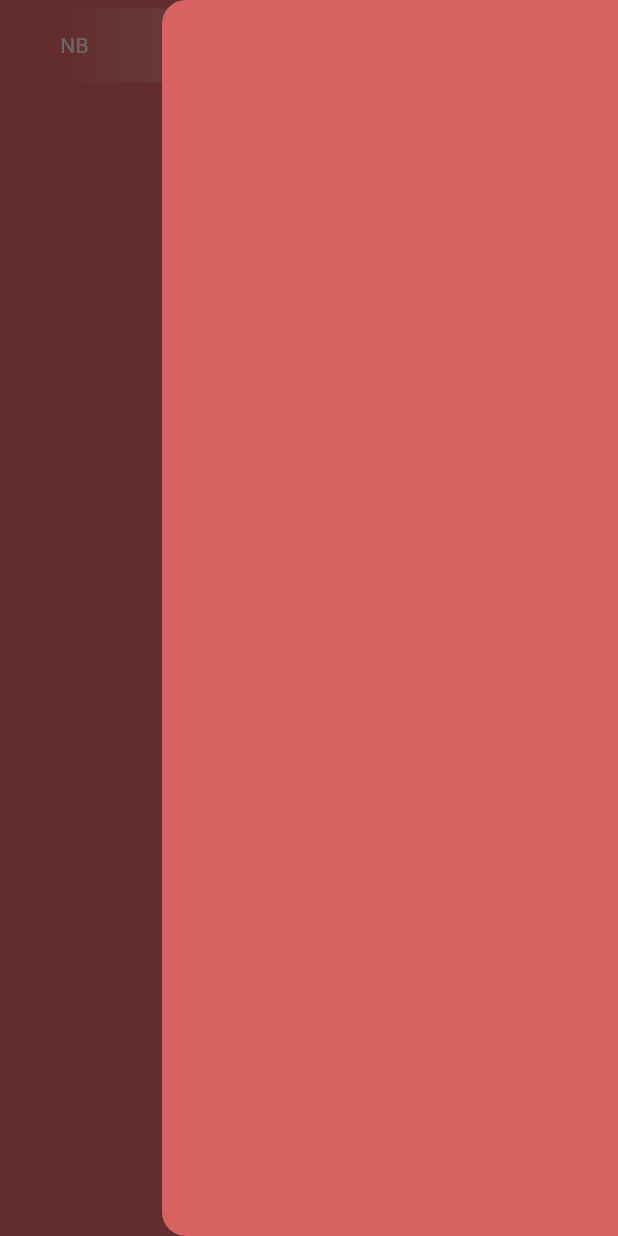
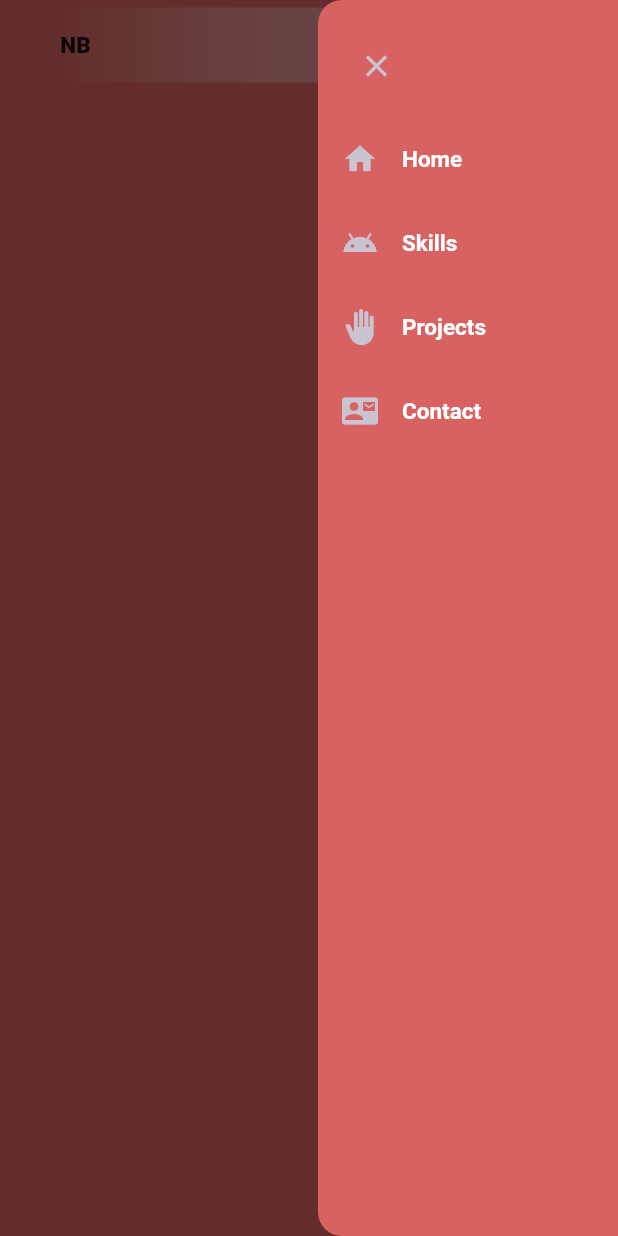
Before and after one commit to NeilBanerjee2002/my_portfolio, a Flutter app: the screen it shows after launch, with the side drawer open, on a phone screen of 412 x 824 dp. Run offline on Flutter 3.47's test engine with Material 3 defaults, Android fonts, the phone set to English and light mode, and no system bars.

Commit message:
added the close button and text heading in drawer

```diff
--- a/lib/constants/navtitles.dart
+++ b/lib/constants/navtitles.dart
@@ -1,6 +1,16 @@
-List<String> NavTitles = [
+import 'package:flutter/cupertino.dart';
+import 'package:flutter/material.dart';
+
+List<String> navTitles = [
   "Home",
   "Skills",
   "Projects",
   "Contact"
 ];
+
+List<IconData> navIcons = [
+  Icons.home,
+  Icons.android_outlined,
+  Icons.back_hand,
+  Icons.quick_contacts_mail
+];
--- a/lib/pages/home_page.dart
+++ b/lib/pages/home_page.dart
@@ -2,8 +2,6 @@ import 'package:flutter/cupertino.dart';
 import 'package:flutter/material.dart';
 import 'package:portfolio/constants/colors.dart';
 import 'package:portfolio/constants/navtitles.dart';
-import 'package:portfolio/widgets/HeaderDesktop.dart';
-import 'package:portfolio/widgets/sitelogo.dart';
 
 import '../widgets/HeaderMobile.dart';
 
@@ -23,7 +21,25 @@ class _HomePageState extends State<HomePage> {
       key: scaffoldKey,
       backgroundColor: CustomColor.scaffoldBG,
       endDrawer: Drawer(
+        width: 200,
         backgroundColor: CustomColor.scaffoldBG,
+        child: ListView(
+          children: [
+            Align(
+              alignment: Alignment.centerLeft,
+              child: Padding(
+                padding: const EdgeInsets.only(left: 15, top: 20, bottom: 10),
+                child: IconButton(icon: Icon(Icons.close), onPressed: () { Navigator.of(context).pop(); },),
+              ),
+            ),
+            for(int i=0; i<navIcons.length; i++)
+              ListTile(
+                leading: Icon(navIcons[i]),
+                title: Text(navTitles[i]),
+                titleTextStyle: TextStyle(fontWeight: FontWeight.w600, fontSize: 15,),
+              )
+          ]
+        ),
       ),
       body: ListView(
         scrollDirection: Axis.vertical,
--- a/lib/styles/style.dart
+++ b/lib/styles/style.dart
@@ -1,5 +1,6 @@
 import 'package:flutter/cupertino.dart';
 import 'package:flutter/material.dart';
+
 
 import '../constants/colors.dart';
  BoxDecoration kHeaderDecoraton = BoxDecoration(
--- a/lib/widgets/HeaderDesktop.dart
+++ b/lib/widgets/HeaderDesktop.dart
@@ -19,8 +19,8 @@ class HeaderDesktop extends StatelessWidget {
         children: [
           SiteLogo(onTap: (){}),
           const Spacer(),
-          for(int i=0; i < NavTitles.length; i++)
-            TextButton(onPressed: (){}, child: Text(NavTitles[i], style: const TextStyle(color: Colors.white, fontSize: 15, fontWeight: FontWeight.w800),))
+          for(int i=0; i < navTitles.length; i++)
+            TextButton(onPressed: (){}, child: Text(navTitles[i], style: const TextStyle(color: Colors.white, fontSize: 15, fontWeight: FontWeight.w800),))
         ],
       ),
     );
--- a/lib/widgets/sitelogo.dart
+++ b/lib/widgets/sitelogo.dart
@@ -8,6 +8,6 @@ class SiteLogo extends StatelessWidget {
 
   @override
   Widget build(BuildContext context) {
-    return GestureDetector(onTap: (){}, child: const Text("NB"));
+    return GestureDetector(onTap: (){}, child: const Text("NB", style: TextStyle(fontSize: 15, fontWeight: FontWeight.w800, color: Colors.black87,),));
   }
 }
--- a/pubspec.yaml
+++ b/pubspec.yaml
@@ -35,6 +35,8 @@ dependencies:
   # The following adds the Cupertino Icons font to your application.
   # Use with the CupertinoIcons class for iOS style icons.
   cupertino_icons: ^1.0.6
+  google_fonts: ^6.2.1
+
 
 dev_dependencies:
   flutter_test:
@@ -76,9 +78,6 @@ flutter:
   # example:
   # fonts:
   #   - family: Schyler
-  #     fonts:
-  #       - asset: fonts/Schyler-Regular.ttf
-  #       - asset: fonts/Schyler-Italic.ttf
   #         style: italic
   #   - family: Trajan Pro
   #     fonts:
```
Also changed, not shown: pubspec.lock, 1 other file.
